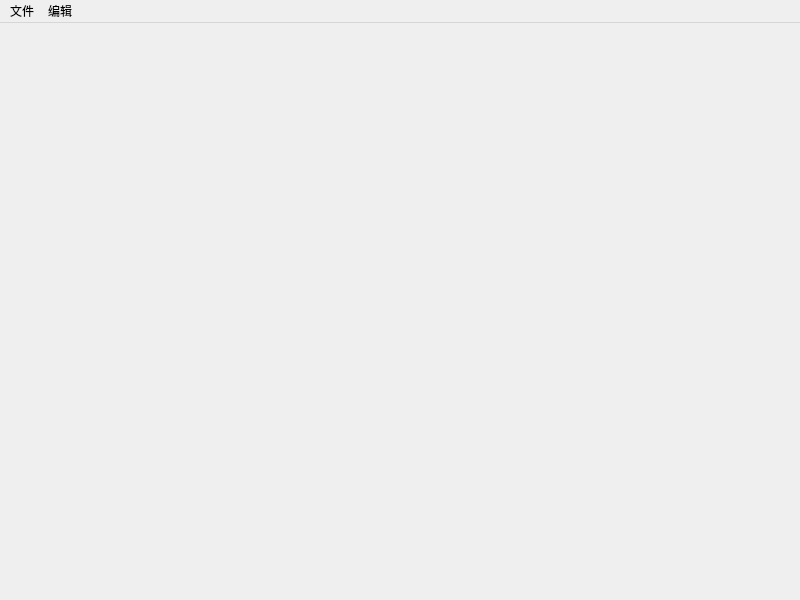
Old version of the form mainwindow.ui in the repository Phillss/SAR-zkjr.
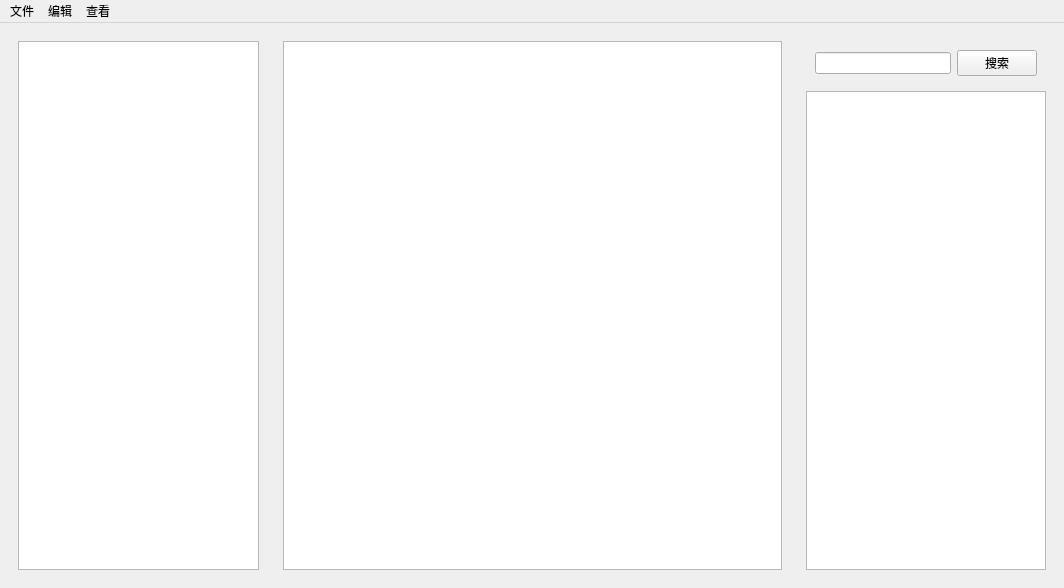
New version of the form.

What changed in the file:
```diff
--- a/mainwindow.ui
+++ b/mainwindow.ui
@@ -6,20 +6,79 @@
    <rect>
     <x>0</x>
     <y>0</y>
-    <width>800</width>
-    <height>600</height>
+    <width>1064</width>
+    <height>588</height>
    </rect>
   </property>
   <property name="windowTitle">
    <string>MainWindow</string>
   </property>
-  <widget class="QWidget" name="centralwidget"/>
+  <widget class="QWidget" name="centralwidget">
+   <layout class="QHBoxLayout" name="horizontalLayout_4" stretch="1,2,1">
+    <item>
+     <widget class="QWidget" name="_leftwidget" native="true">
+      <layout class="QHBoxLayout" name="horizontalLayout_3">
+       <item>
+        <widget class="QTreeView" name="treeView">
+         <property name="font">
+          <font>
+           <pointsize>15</pointsize>
+          </font>
+         </property>
+         <property name="editTriggers">
+          <set>QAbstractItemView::NoEditTriggers</set>
+         </property>
+        </widget>
+       </item>
+      </layout>
+     </widget>
+    </item>
+    <item>
+     <widget class="QWidget" name="center_widget" native="true">
+      <layout class="QHBoxLayout" name="horizontalLayout_2">
+       <item>
+        <widget class="QGraphicsView" name="graphicsView">
+         <property name="dragMode">
+          <enum>QGraphicsView::ScrollHandDrag</enum>
+         </property>
+        </widget>
+       </item>
+      </layout>
+     </widget>
+    </item>
+    <item>
+     <widget class="QWidget" name="right_widget" native="true">
+      <layout class="QVBoxLayout" name="verticalLayout">
+       <item>
+        <widget class="QWidget" name="widget_2" native="true">
+         <layout class="QHBoxLayout" name="horizontalLayout">
+          <item>
+           <widget class="QLineEdit" name="lineEdit"/>
+          </item>
+          <item>
+           <widget class="QPushButton" name="pushButton">
+            <property name="text">
+             <string>搜索</string>
+            </property>
+           </widget>
+          </item>
+         </layout>
+        </widget>
+       </item>
+       <item>
+        <widget class="QTreeView" name="treeView_2"/>
+       </item>
+      </layout>
+     </widget>
+    </item>
+   </layout>
+  </widget>
   <widget class="QMenuBar" name="menubar">
    <property name="geometry">
     <rect>
      <x>0</x>
      <y>0</y>
-     <width>800</width>
+     <width>1064</width>
      <height>28</height>
     </rect>
    </property>
@@ -39,8 +98,14 @@
     <addaction name="actiontuxiang"/>
     <addaction name="actiontuxiang_2"/>
    </widget>
+   <widget class="QMenu" name="menu">
+    <property name="title">
+     <string>查看</string>
+    </property>
+   </widget>
    <addaction name="menu123"/>
    <addaction name="menubianji"/>
+   <addaction name="menu"/>
   </widget>
   <action name="actiondaoru">
    <property name="text">
```
